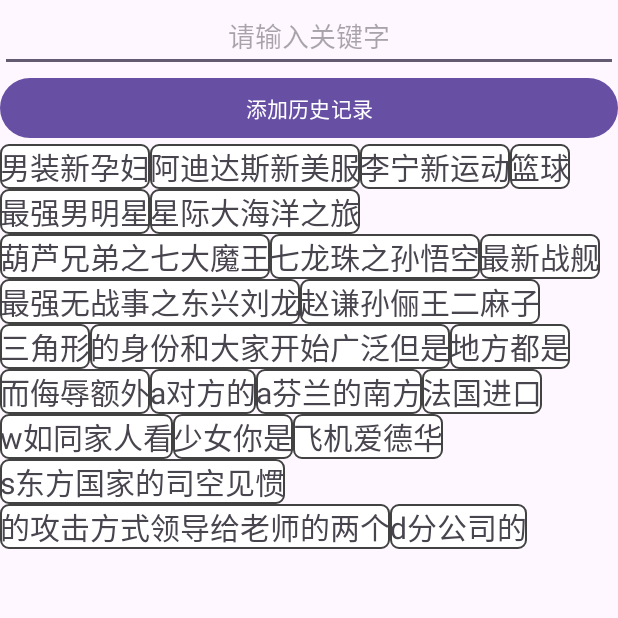
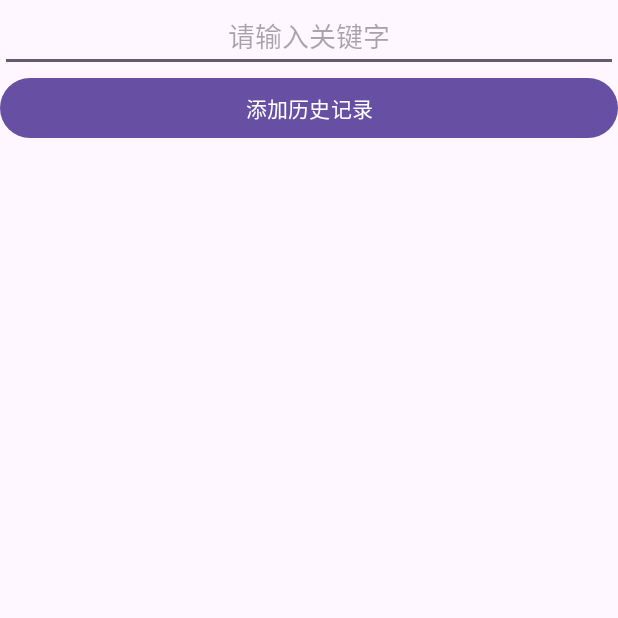
Before and after one commit to xiayiye5/CalculatorCompose, an Android app: the FlowActivity screen opened directly, with no data from a screen before it, on a phone screen of 412 x 824 dp, the top half of it. Run offline under Robolectric (Android 15) with nearby library versions, the phone set to English and light mode, and no system bars; our stand-ins replace Room's generated code.

Commit message:
add:添加搜索历史到搜索列表中

```diff
--- a/FlowStudy/src/main/java/com/yhsh/flowstudy/FlowActivity.java
+++ b/FlowStudy/src/main/java/com/yhsh/flowstudy/FlowActivity.java
@@ -1,12 +1,12 @@
 package com.yhsh.flowstudy;
-
-import androidx.appcompat.app.AppCompatActivity;
 
 import android.os.Bundle;
 import android.text.TextUtils;
 import android.util.Log;
 import android.view.View;
 import android.widget.EditText;
+
+import androidx.appcompat.app.AppCompatActivity;
 
 import com.yhsh.flowstudy.bean.SearchKeyWorld;
 import com.yhsh.flowstudy.dao.SearchKeyWorldDao;
@@ -24,48 +24,58 @@ public class FlowActivity extends AppCompatActivity {
     private EditText rtHistory;
     private SearchKeyWorldDao historyDao;
     public static final String TAG = "FlowActivity";
+    private List<String> list;
+    private FlowLayout fw;
 
     @Override
     protected void onCreate(Bundle savedInstanceState) {
         super.onCreate(savedInstanceState);
         setContentView(R.layout.activity_flow);
-        FlowLayout fw = findViewById(R.id.fw_layout);
+        fw = findViewById(R.id.fw_layout);
         rtHistory = findViewById(R.id.et_history);
         //获取数据库对象
         historyDao = MyDataBase.Companion.getDb(getApplicationContext()).getHistoryDao();
-        List<String> list = new ArrayList<>();
-        list.add("男装新孕妇");
-        list.add("阿迪达斯新美服");
-        list.add("李宁新运动");
-        list.add("篮球");
-        list.add("最强男明星");
-        list.add("星际大海洋之旅");
-        list.add("葫芦兄弟之七大魔王");
-        list.add("七龙珠之孙悟空");
-        list.add("最新战舰");
-        list.add("最强无战事之东兴刘龙");
-        list.add("赵谦孙俪王二麻子");
-        list.add("三角形");
-        list.add("的身份和大家开始广泛但是");
-        list.add("地方都是");
-        list.add("而侮辱额外");
-        list.add("a对方的");
-        list.add("a芬兰的南方");
-        list.add("法国进口");
-        list.add("w如同家人看");
-        list.add("少女你是");
-        list.add("飞机爱德华");
-        list.add("s东方国家的司空见惯");
-        list.add("的攻击方式领导给老师的两个");
-        list.add("d分公司的");
+        list = new ArrayList<>();
+//        list.add("男装新孕妇");
+//        list.add("阿迪达斯新美服");
+//        list.add("李宁新运动");
+//        list.add("篮球");
+//        list.add("最强男明星");
+//        list.add("星际大海洋之旅");
+//        list.add("葫芦兄弟之七大魔王");
+//        list.add("七龙珠之孙悟空");
+//        list.add("最新战舰");
+//        list.add("最强无战事之东兴刘龙");
+//        list.add("赵谦孙俪王二麻子");
+//        list.add("三角形");
+//        list.add("的身份和大家开始广泛但是");
+//        list.add("地方都是");
+//        list.add("而侮辱额外");
+//        list.add("a对方的");
+//        list.add("a芬兰的南方");
+//        list.add("法国进口");
+//        list.add("w如同家人看");
+//        list.add("少女你是");
+//        list.add("飞机爱德华");
+//        list.add("s东方国家的司空见惯");
+//        list.add("的攻击方式领导给老师的两个");
+//        list.add("d分公司的");
         fw.setTextList(list);
         //查询所有数据
+        queryHistoryList(fw, list);
+    }
+
+    private void queryHistoryList(FlowLayout fw, List<String> list) {
         Executors.newFixedThreadPool(3).submit(() -> {
             List<SearchKeyWorld> allHistory = historyDao.getAllHistory();
             runOnUiThread(() -> {
+                //添加之前先清空
+                list.clear();
                 for (SearchKeyWorld keyWorld : allHistory) {
                     Log.d(TAG, "打印所有历史记录：id:" + keyWorld.getKey() + " " + keyWorld.getKeyWorld() + " " + keyWorld.getSearchTime());
+                    list.add(keyWorld.getKeyWorld());
                 }
+                fw.setTextList(list);
             });
         });
     }
@@ -79,6 +89,8 @@ public class FlowActivity extends AppCompatActivity {
         Executors.newFixedThreadPool(3).submit(() -> {
             historyDao.insertHistory(key);
             Log.d(TAG, "新增历史记录：" + key.getKeyWorld());
+            //查询最新列表
+            queryHistoryList(fw, list);
         });
     }
 }
```
